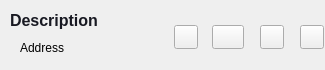
This is client/ui/server_widget.ui in amnezia-vpn/amnezia-client as Qt 5 draws it before an edit. The edited form follows.
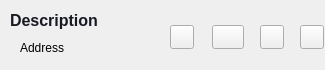
This is the edited form. Icons and pictures are not drawn.

Patch:
```diff
--- a/client/ui/server_widget.ui
+++ b/client/ui/server_widget.ui
@@ -84,7 +84,7 @@
   <widget class="QPushButton" name="pushButton_share">
    <property name="geometry">
     <rect>
-     <x>260</x>
+     <x>170</x>
      <y>25</y>
      <width>24</width>
      <height>24</height>
@@ -139,7 +139,7 @@
   <widget class="QPushButton" name="pushButton_settings">
    <property name="geometry">
     <rect>
-     <x>174</x>
+     <x>260</x>
      <y>25</y>
      <width>24</width>
      <height>24</height>
```
